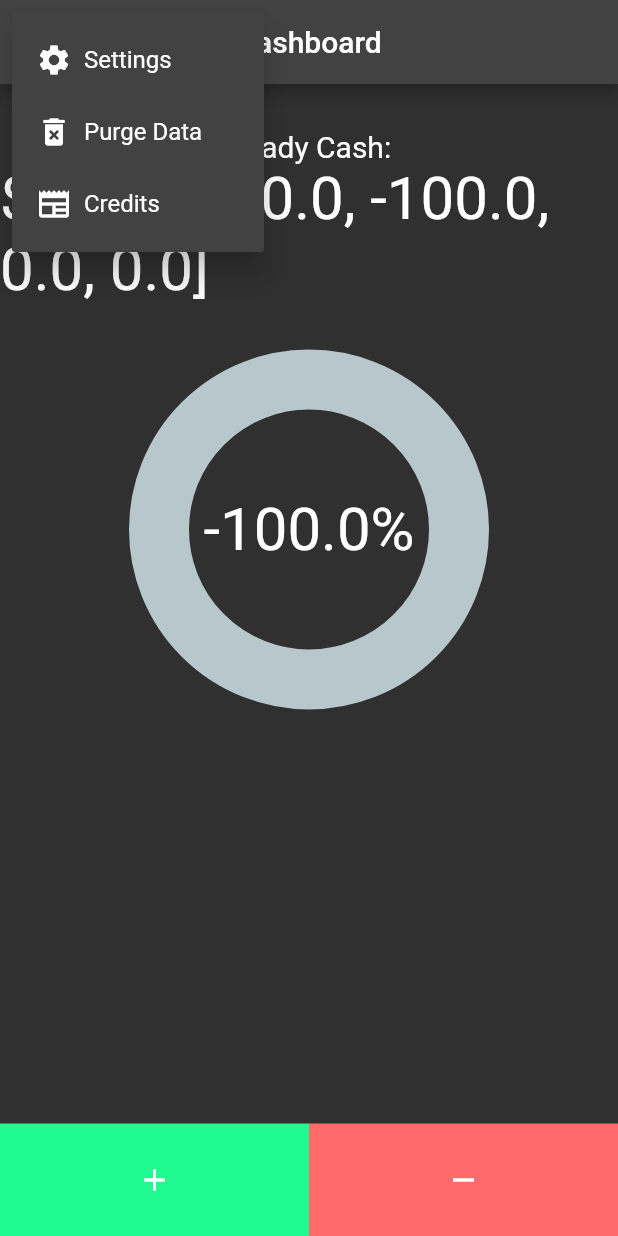
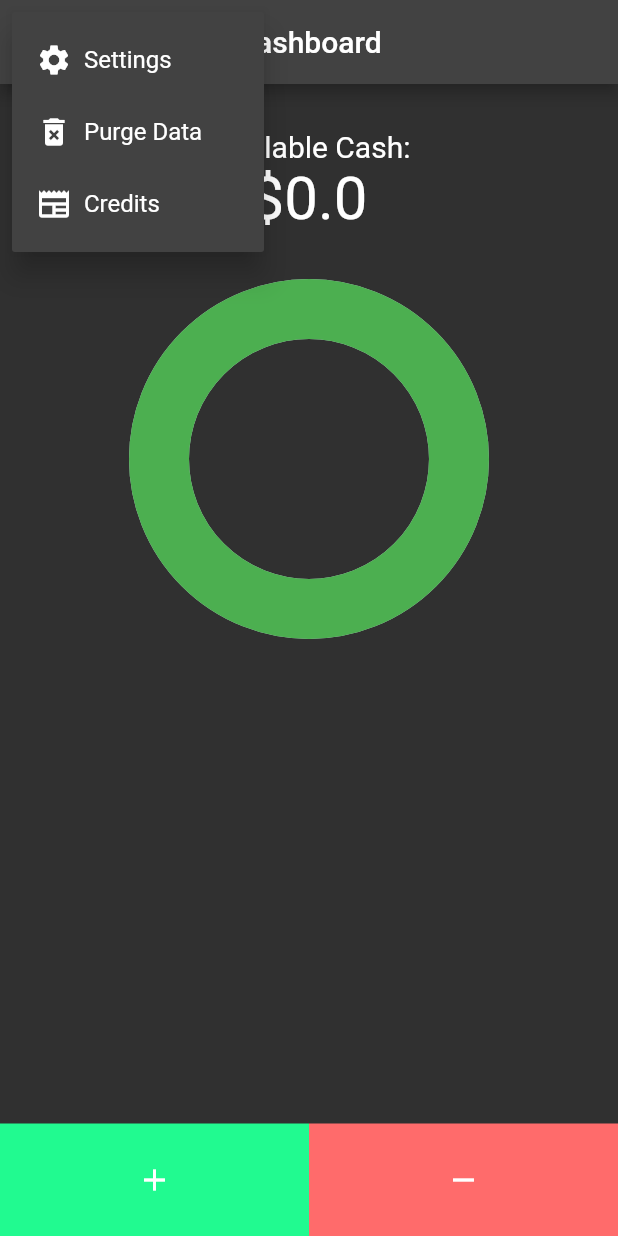
Before and after one commit to CaseyNguyen/Stax, a Flutter app: the screen it shows after launch, after a tap on the "more vert" icon, on a phone screen of 412 x 824 dp. Run offline on Flutter 3.47's test engine with Material 2 defaults, Android fonts, the light colour scheme and no system bars; drawn by our look-alikes of percent_indicator; our stand-ins replace floor, sqflite; accounts and stored records are empty; generated files the repository leaves out were written again; Roboto replaces fonts that are missing (Georgia).

Commit message:
DB connections have been reset and fixed. Can now swipe between two views.

```diff
--- a/lib/database/database.dart
+++ b/lib/database/database.dart
@@ -9,12 +9,12 @@ import 'dart:async';
 import 'package:floor/floor.dart';
 import 'package:sqflite/sqflite.dart' as sqflite;
 
-import '../dao/operation_dao.dart';
+import 'operation_dao.dart';
 import '../entities/transaction.dart';
 
 part 'database.g.dart';
 
-@Database(version: 1, entities: [Income])
+@Database(version: 1, entities: [Money])
 abstract class BudgeDatabase extends FloorDatabase {
-  IncomeDao get incomeDao;
+  MoneyDao get moneyDao;
 }
--- a/lib/dao/operation_dao.dart
+++ b/lib/database/operation_dao.dart
@@ -13,32 +13,32 @@ import 'package:floor/floor.dart';
 import '../entities/transaction.dart';
 
 @dao
-abstract class IncomeDao{
+abstract class MoneyDao{
   // Retrieve ALL transactions from the DB.
-  @Query('SELECT * FROM Income')
-  Future<List<Income>> findAllTransactions();
+  @Query('SELECT * FROM Money')
+  Future<List<Money>> findAllTransactions();
 
   // Retrieve all incomes from the DB.
-  @Query('SELECT * FROM Income')
+  @Query('SELECT * FROM Money')
   Future<List<double>> sumIncome();
 
-  @Query('DROP TABLE IF EXISTS Income')
+  @Query('DROP TABLE IF EXISTS Money')
   Future<void> drop();
 
   // Retrieve all expenses from the DB.
-  @Query('SELECT SUM(value) FROM Income WHERE type = 1')
+  @Query('SELECT SUM(value) FROM Money WHERE type = 1')
   Future<double?> sumExpense();
 
   // Get the last known ID.
-  @Query('SELECT IFNULL(MAX(id), 0) FROM Income')
+  @Query('SELECT IFNULL(MAX(id), 0) FROM Money')
   Future<int?> retrieveLastID();
 
   // Remove all transactions.
   // OUT: Resets the database, but doesn't drop the table.
-  @Query('DELETE FROM Income')
+  @Query('DELETE FROM Money')
   Future<void> deleteIncomes();
 
   // Insert an income into the DB.
   @insert
-  Future<void> insertIncome(Income income);
+  Future<void> insertIncome(Money value);
 }
--- a/lib/database/view_model.dart
+++ b/lib/database/view_model.dart
@@ -16,39 +16,38 @@ class ViewModel extends ChangeNotifier{
   final BudgeDatabase _db;
   ViewModel(this._db);
 
-  Future<List<Income>> get incomes async{
-    return(await _db.incomeDao.findAllTransactions());
+  Future<List<Money>> get incomes async{
+    return(await _db.moneyDao.findAllTransactions());
   }
 
   // balance sends the visualizer information.
-  // Index 0 - Sum of incomes; Index 1 - Sum of expenses; 2 - Utilization %;
-  // 3 - Utilization % in visual.
+  // Index 0 - Sum of incomes; Index 1 - Sum of expenses; 2 - Ready cash;
+  // 3 - Utilization %, 4 - Utilization % for visual
   Future<List<double>> get balance async{
-    // Need to fix this.
-    List<double> a = [0];
-    double b = 0;
-    for (int i = 0; i < a.length; i++){
-      b += a[i];
+    List<Money> transactionList = await _db.moneyDao.findAllTransactions();
+    double incomeTotal = 0.0;
+    double expenseTotal = 0.0;
+    for (int i = 0; i < transactionList.length; i++){
+      if (transactionList[i].type == 0) {
+        incomeTotal += transactionList[i].value;
+      }
+      else {
+        expenseTotal += transactionList[i].value;
+      }
     }
-    double totIncome = 50.0;
-    double totExpense = 100.0;
-    double utilization = (totIncome - totExpense) / totIncome;
-    double utilizationView = utilization;
-    if (utilizationView < 0) {
-      utilizationView = 0;
-    } else if (utilizationView > 1) {
-      utilizationView = 1;
+    double balance = incomeTotal - expenseTotal;
+    double percentage = 1.0;
+    if (expenseTotal != 0){
+      percentage = balance / incomeTotal;
     }
-    return [totIncome, totExpense, utilization * 100, utilizationView, b];
-  }
-
-  Future<double> get totalIncome async{
-    final list = await _db.incomeDao.findAllTransactions();
-    double totalVal = 0;
-    for (int i = 0; i < list.length; i++){
-      totalVal += list[i].value;
+    double visualPercentage = percentage;
+    if (visualPercentage < 0.0){
+      visualPercentage = 0.0;
     }
-    return totalVal;
+    else if (visualPercentage > 1.0){
+      visualPercentage = 1.0;
+    }
+    return [incomeTotal, expenseTotal, balance, percentage *= 100, visualPercentage];
   }
 
   // addIncome
@@ -58,19 +57,19 @@ class ViewModel extends ChangeNotifier{
     var rng = Random();
     int id = rng.nextInt(900000) + 100000;
     notifyListeners();
-    Income addIncome = Income(id, type, name, value);
-    await _db.incomeDao.insertIncome(addIncome);
+    Money addIncome = Money(id, type, name, "Tag", value);
+    await _db.moneyDao.insertIncome(addIncome);
     notifyListeners();
   }
 
   void drop() async{
-    _db.incomeDao.drop();
+    _db.moneyDao.drop();
     notifyListeners();
   }
 
   // deleteIncome
   void deleteIncome() async{
-    await _db.incomeDao.deleteIncomes();
+    await _db.moneyDao.deleteIncomes();
     notifyListeners();
   }
 }
--- a/lib/entities/transaction.dart
+++ b/lib/entities/transaction.dart
@@ -8,12 +8,13 @@
 import 'package:floor/floor.dart';
 
 @entity
-class Income{
+class Money{
   @primaryKey
   final int id;
   final int type; // The type of transaction. 0 is income, 1 is expense.
   final String name;
+  final String tag;
   final double value;
 
-  Income(this.id, this.type, this.name, this.value);
+  Money(this.id, this.type, this.name, this.tag, this.value);
 }
--- a/lib/views/list.dart
+++ b/lib/views/list.dart
@@ -14,7 +14,6 @@ class TransactionList extends StatelessWidget{
   Widget build(BuildContext context){
     final model = context.watch<ViewModel>();
     final list = model.incomes;
-
     return FutureBuilder(
       future: list,
       builder: (context, snapshot){
--- a/lib/views/top_buttons.dart
+++ b/lib/views/top_buttons.dart
@@ -65,7 +65,7 @@ class _TopButtonState extends State<TopButton> {
               );
               ScaffoldMessenger.of(context).showSnackBar(snackBar);
               final model = Provider.of<ViewModel>(context, listen: false);
-              model.drop();
+              model.deleteIncome();
             },
           ),
           PopupMenuItem<SampleItem>(
--- a/lib/views/visualizer.dart
+++ b/lib/views/visualizer.dart
@@ -31,16 +31,16 @@ class _DataVisualizerState extends State<DataVisualizer>{
                 return Column(
                 children: [
                   Container(height: 30),
-                  const Text('Ready Cash:', style: TextStyle(fontSize: 20)),
-                  Text('\$${view.toString()}', style: const TextStyle(fontSize: 40)),
+                  const Text('Available Cash:', style: TextStyle(fontSize: 20)),
+                  Text('\$${double.parse((view[2]).toStringAsFixed(2))}', style: const TextStyle(fontSize: 40)),
                   Container(height: 30),
                   Flexible(
                     child:
                       CircularPercentIndicator(
                         radius: 120.0,
                         lineWidth: 40.0,
-                        percent: view[3],
-                        center: Text('${view[2].toString()}%', style: const TextStyle(fontSize: 40)),
+                        percent: view[4],
+                        center: const Text('', style: TextStyle(fontSize: 40)),
                         progressColor: Colors.green,
                       )
                   ),
--- a/lib/wrapper.dart
+++ b/lib/wrapper.dart
@@ -7,6 +7,7 @@
 // 8.21.2023 - Added the menu options.
 
 import 'package:budge/views/buttons.dart';
+import 'package:budge/views/list.dart';
 import 'package:budge/views/top_buttons.dart';
 import 'package:budge/views/visualizer.dart';
 import 'package:flutter/material.dart';
@@ -18,6 +19,8 @@ class Wrapper extends StatefulWidget{
 }
 
 class _WrapperState extends State<Wrapper>{
+  final PageController _pageController = PageController(initialPage: 0);
+
   @override
   Widget build(BuildContext context){
 
@@ -26,7 +29,13 @@ class _WrapperState extends State<Wrapper>{
         leading: const TopButton(),
         centerTitle: true,
       ),
-      body: const DataVisualizer(),
+        body: PageView(
+          controller: _pageController,
+          children: const <Widget>[
+            DataVisualizer(), // Replace with the first page widget
+            TransactionList(), // Replace with the second page widget
+          ],
+        ),
       bottomNavigationBar: const BottomAppBar(
         color: Colors.transparent,
         elevation: 0,
```
